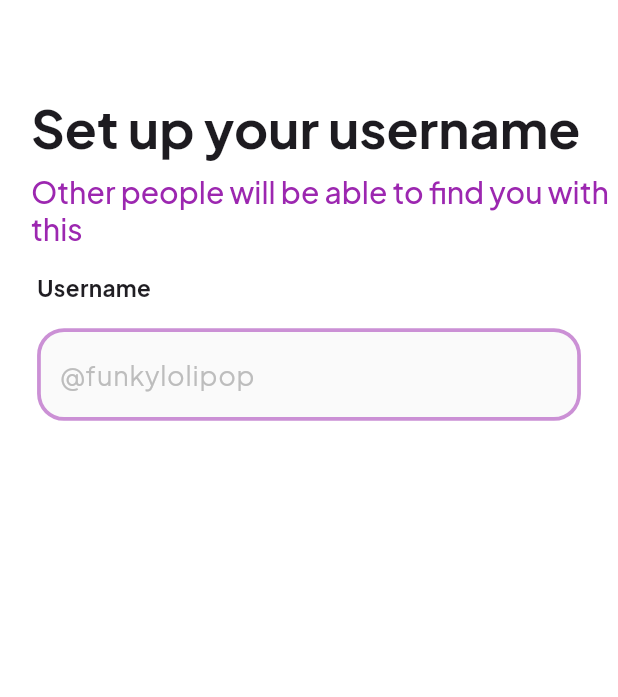
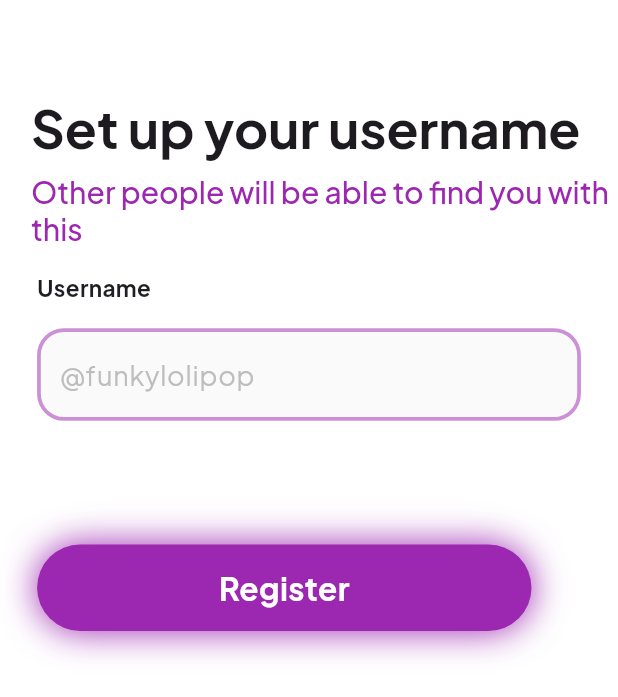
Before and after one commit to ThatLinuxGuyYouKnow/Bubbly, a Flutter app: the SignUp screen opened by its route, after a tap on "Get Started", on a phone screen of 412 x 824 dp. Shown: the top 697 px of the screen. Run offline on Flutter 3.47's test engine with Material 3 defaults, Android fonts, the phone set to English and light mode, and no system bars; our stand-ins replace device_info, flutter_dotenv, get_storage, google_fonts, supabase_flutter; accounts and stored records are empty; network calls fail.

Commit message:
adjusted text sizes for real device

```diff
--- a/lib/auth/auth.dart
+++ b/lib/auth/auth.dart
@@ -1,4 +1,4 @@
-import 'package:bubbly/localHandling/localData.dart';
+import 'package:bubbly/data/localHandling/localData.dart';
 import 'package:device_info/device_info.dart';
 import 'package:supabase_flutter/supabase_flutter.dart';
 import 'package:get_storage/get_storage.dart';
@@ -48,6 +48,7 @@ class Auth {
   /// Takes email and password, already trimmed and validated from the controller.
   Future<void> signUp({required String email, required String password}) async {
     try {
+      print(email + "email sent to supabase");
       // Await the asynchronous sign-up function
       final response = await supabase.auth.signUp(
         email: email,
@@ -75,5 +76,7 @@ class Auth {
 
   signOut() async {
     final response = await supabase.auth.signOut();
+    final data = LocalData();
+    data.deleteUserData();
   }
 }
--- a/lib/auth/set_username.dart
+++ b/lib/auth/set_username.dart
@@ -1,15 +1,27 @@
+import 'package:bubbly/data/localHandling/supabaseData.dart';
 import 'package:bubbly/widgets/StandardTextField.dart';
+import 'package:bubbly/widgets/buttons.dart';
 import 'package:bubbly/widgets/texts.dart';
 import 'package:flutter/material.dart';
 import 'package:google_fonts/google_fonts.dart';
 
-class SetUsername extends StatelessWidget {
-  SetUsername({super.key});
+class SetUsername extends StatefulWidget {
+  String email;
+  SetUsername({super.key, required this.email});
+
+  @override
+  State<SetUsername> createState() => _SetUsernameState();
+}
+
+class _SetUsernameState extends State<SetUsername> {
   final ScrollController _scrollController = ScrollController();
+  final TextEditingController usernameController = TextEditingController();
 //TODO: Implement validation + local data storage of username
   Widget build(BuildContext context) {
     final screenWidth = MediaQuery.of(context).size.width;
     final screenHeight = MediaQuery.of(context).size.height;
+    final supabasedata = SupabaseData();
+
     return Scaffold(
       backgroundColor: Colors.white,
       body: CustomScrollView(
@@ -66,7 +78,19 @@ class SetUsername extends StatelessWidget {
                     ),
                     SizedBox(height: screenHeight * 0.02),
                     StandardTextEditingField(
-                        valueValidator: (value) {}, hintText: '@funkylolipop')
+                        controller: usernameController,
+                        valueValidator: (value) {},
+                        hintText: '@funkylolipop'),
+                    SizedBox(height: screenHeight * .1),
+                    StandardButton(
+                        onButtonTap: () {
+                          print(usernameController.text +
+                              'this should *NOT* be null');
+                          supabasedata.registerNewUsername(
+                              username: usernameController.text,
+                              email: widget.email);
+                        },
+                        buttonTitle: 'Register')
                   ] ///////////////
                   ),
             ),
--- a/lib/auth/signup.dart
+++ b/lib/auth/signup.dart
@@ -1,4 +1,5 @@
 import 'package:bubbly/auth/auth.dart';
+import 'package:bubbly/auth/set_username.dart';
 import 'package:flutter/material.dart';
 import 'package:bubbly/widgets/StandardTextField.dart';
 import 'package:bubbly/widgets/backButton.dart';
@@ -37,7 +38,7 @@ class _SignUpState extends State<SignUp> {
         physics: const ClampingScrollPhysics(),
         slivers: [
           SliverAppBar(
-            expandedHeight: screenHeight * 0.2,
+            expandedHeight: screenHeight * 0.22,
             pinned: true,
             backgroundColor: Colors.white,
             elevation: 0,
@@ -57,7 +58,7 @@ class _SignUpState extends State<SignUp> {
                 children: [
                   StandardText(
                     textContent: 'Sign Up',
-                    textFontSize: 35,
+                    textFontSize: 25,
                     textWeight: FontWeight.bold,
                   ),
                   SizedBox(
@@ -65,9 +66,9 @@ class _SignUpState extends State<SignUp> {
                   ),
                   Text(
                     'Join the buzz, share your story !',
-                    style: TextStyle(
+                    style: GoogleFonts.plusJakartaSans(
                       color: Colors.purple,
-                      fontSize: 20,
+                      fontSize: 15,
                       fontWeight: FontWeight.w500,
                     ),
                   ),
@@ -128,7 +129,14 @@ class _SignUpState extends State<SignUp> {
                             email: _usernameController.text,
                             password: _passwordController.text.trim(),
                           );
-                          Navigator.pushNamed(context, '/setUsername');
+                          Navigator.push(
+                            context,
+                            MaterialPageRoute<void>(
+                              builder: (BuildContext context) => SetUsername(
+                                email: _usernameController.text,
+                              ),
+                            ),
+                          );
                         },
                         buttonTitle: 'Get Started',
                       ),
--- a/lib/main.dart
+++ b/lib/main.dart
@@ -42,7 +42,6 @@ class MyApp extends StatelessWidget {
           '/signin': (context) => const SignIn(),
           '/mainchat': (context) => const ChatMain(),
           '/newchat': (context) => const ChatNew(),
-          '/setUsername': (context) => SetUsername(),
           '/homepage': (context) => const HomeScreen(),
           '/welcomeScreen': (context) => const WelcomeScreen()
         },
--- a/lib/stacked_screens/userProfile.dart
+++ b/lib/stacked_screens/userProfile.dart
@@ -1,4 +1,5 @@
 import 'package:bubbly/auth/auth.dart';
+import 'package:bubbly/data/localHandling/localData.dart';
 import 'package:bubbly/widgets/StandardTextField.dart';
 import 'package:bubbly/widgets/profileOptionTiles.dart';
 import 'package:bubbly/widgets/texts.dart';
@@ -12,6 +13,9 @@ class UserScreen extends StatelessWidget {
   Widget build(BuildContext context) {
     final screenWidth = MediaQuery.of(context).size.width;
     final screenHeight = MediaQuery.of(context).size.height;
+    final localdata = LocalData();
+    String username = localdata.getUsername();
+    String email = localdata.getUserEmail();
     final auth = Auth();
     return Scaffold(
       backgroundColor: Colors.white,
@@ -44,7 +48,7 @@ class UserScreen extends StatelessWidget {
                     height: screenHeight * 0.01,
                   ),
                   Text(
-                    '',
+                    username,
                     style: GoogleFonts.plusJakartaSans(
                       color: Colors.purple,
                       fontSize: 20,
--- a/lib/widgets/backButton.dart
+++ b/lib/widgets/backButton.dart
@@ -6,7 +6,6 @@ class CustomBackButton extends StatelessWidget {
   @override
   Widget build(BuildContext context) {
     return CircleAvatar(
-        radius: 20,
         backgroundColor:
             Colors.purple.withOpacity(0.1), // Semi-transparent purple
         child: BackButton(color: Colors.purple));
```
Also changed, not shown: lib/data/localHandling/localData.dart (added, +30 -0 lines), lib/data/localHandling/supabaseData.dart (added, +19 -0 lines), lib/localHandling/localData.dart (deleted, +0 -25 lines), 1 other file.
